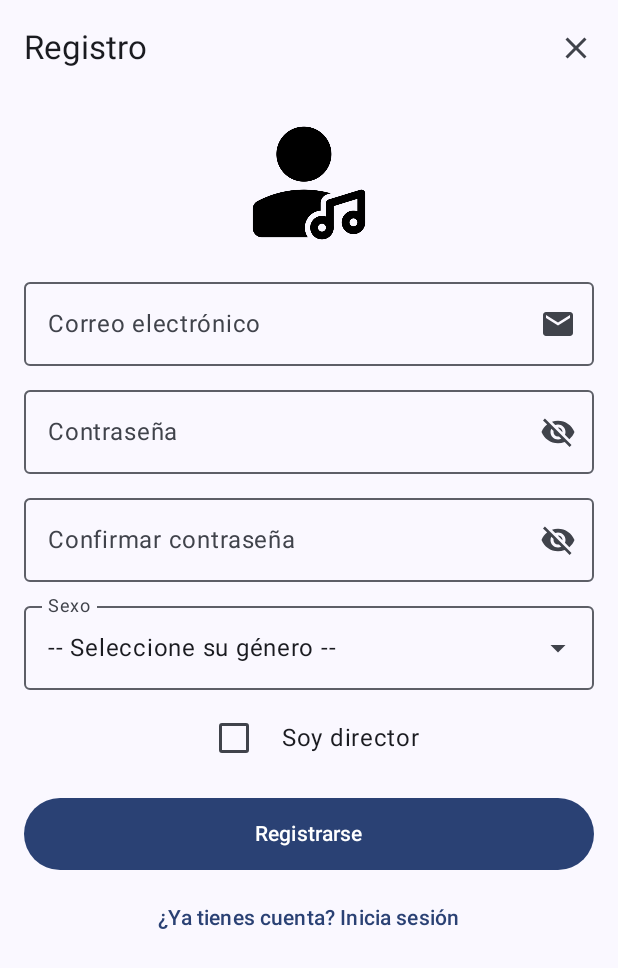
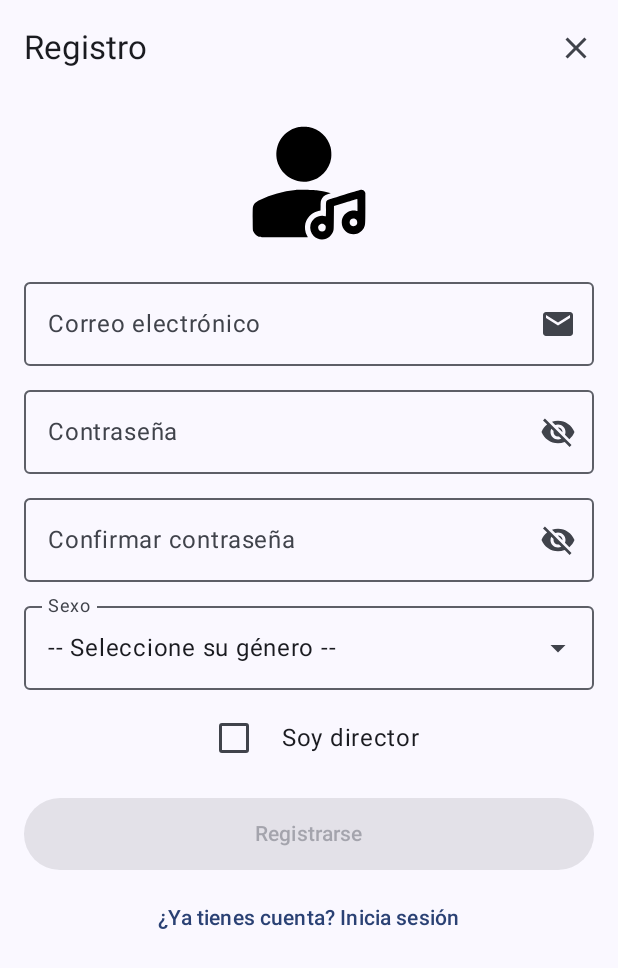
Before and after one commit to JavierPC28/PI_MusicaInCrescendo, an Android app built with Jetpack Compose: the RegisterScreen screen opened through its navigation route, on a phone screen of 412 x 824 dp. Shown: the top 968 px of the screen. Run offline under Robolectric (Android 15) with nearby library versions, the phone set to English and light mode, and no system bars.

Commit message:
v1.3.3 (botones deshabilitados)

```diff
--- a/app/src/main/java/org/iesalandalus/pi_musicaincrescendo/common/components/PrimaryButton.kt
+++ b/app/src/main/java/org/iesalandalus/pi_musicaincrescendo/common/components/PrimaryButton.kt
@@ -15,10 +15,12 @@ import androidx.compose.ui.unit.dp
 fun PrimaryButton(
     text: String,
     onClick: () -> Unit,
-    modifier: Modifier = Modifier
+    modifier: Modifier = Modifier,
+    enabled: Boolean = true
 ) {
     Button(
         onClick = onClick,
+        enabled = enabled,
         modifier = modifier
             .fillMaxWidth()
             .height(48.dp)
--- a/app/src/main/java/org/iesalandalus/pi_musicaincrescendo/ui/LoginScreen.kt
+++ b/app/src/main/java/org/iesalandalus/pi_musicaincrescendo/ui/LoginScreen.kt
@@ -39,6 +39,9 @@ fun LoginScreen(
 
     val password by viewModel.password.collectAsState()
     val isPasswordValid by viewModel.isPasswordValid.collectAsState()
+
+    // Determinamos si el formulario es válido para habilitar el botón
+    val isFormValid = email.isNotBlank() && isEmailValid && password.isNotBlank() && isPasswordValid
 
     BackHandler { activity?.finish() }
 
@@ -95,6 +98,7 @@ fun LoginScreen(
             PrimaryButton(
                 text = "Entrar",
                 onClick = viewModel::onLogin,
+                enabled = isFormValid
             )
             Spacer(modifier = Modifier.height(8.dp))
 
--- a/app/src/main/java/org/iesalandalus/pi_musicaincrescendo/ui/RegisterScreen.kt
+++ b/app/src/main/java/org/iesalandalus/pi_musicaincrescendo/ui/RegisterScreen.kt
@@ -1,5 +1,6 @@
 package org.iesalandalus.pi_musicaincrescendo.ui
 
+import android.widget.Toast
 import androidx.activity.compose.BackHandler
 import androidx.activity.compose.LocalActivity
 import androidx.compose.foundation.Image
@@ -11,6 +12,7 @@ import androidx.compose.material3.*
 import androidx.compose.runtime.*
 import androidx.compose.ui.Alignment
 import androidx.compose.ui.Modifier
+import androidx.compose.ui.platform.LocalContext
 import androidx.compose.ui.res.painterResource
 import androidx.compose.ui.unit.dp
 import androidx.lifecycle.viewmodel.compose.viewModel
@@ -29,6 +31,7 @@ fun RegisterScreen(
     onNavigateToLogin: () -> Unit
 ) {
     val activity = LocalActivity.current
+    val context = LocalContext.current
 
     val email by viewModel.email.collectAsState()
     val isEmailValid by viewModel.isEmailValid.collectAsState()
@@ -42,12 +45,19 @@ fun RegisterScreen(
     val gender by viewModel.gender.collectAsState()
     val isDirector by viewModel.isDirector.collectAsState()
 
+    // Opciones para selector de género
     val genderOptions = listOf(
         "Hombre",
         "Mujer",
         "Prefiero no decirlo"
     )
 
+    // Determinamos si el formulario es válido para habilitar el botón
+    val isFormValid = email.isNotBlank() && isEmailValid
+            && password.isNotBlank() && isPasswordValid
+            && confirmPassword.isNotBlank() && isConfirmPasswordValid
+
+    // Selección de imagen según género y rol
     val imageRes = when {
         gender == "Mujer" && isDirector -> R.drawable.perfil_directora
         gender == "Mujer" && !isDirector -> R.drawable.perfil_alumna
@@ -139,7 +149,22 @@ fun RegisterScreen(
             }
             Spacer(modifier = Modifier.height(16.dp))
 
-            PrimaryButton(text = "Registrarse", onClick = viewModel::onRegister)
+            PrimaryButton(
+                text = "Registrarse",
+                onClick = {
+                    // Si el sexo no está seleccionado, mostramos recordatorio
+                    if (gender == "-- Seleccione su género --") {
+                        Toast.makeText(
+                            context,
+                            "Por favor seleccione un sexo antes de continuar",
+                            Toast.LENGTH_SHORT
+                        ).show()
+                    } else {
+                        viewModel.onRegister()
+                    }
+                },
+                enabled = isFormValid
+            )
             Spacer(modifier = Modifier.height(8.dp))
 
             TextButton(onClick = onNavigateToLogin) {
--- /dev/null
+++ b/app/src/main/res/drawable/perfil_neutro.xml
@@ -0,0 +1,18 @@
+<vector xmlns:android="http://schemas.android.com/apk/res/android"
+    android:width="512dp"
+    android:height="512dp"
+    android:viewportWidth="512"
+    android:viewportHeight="512">
+  <path
+      android:pathData="M214.9,28.6c-9.7,1.7 -25,7.2 -33.4,11.9 -52.3,29.2 -72.7,92.6 -47,146.2 5.7,11.9 11,19.8 19.8,29 9.6,10.1 18.2,16.4 31.2,22.8 23.5,11.7 44.8,14.6 71.3,9.9 45.3,-8.1 82.5,-46.9 89.2,-93.3 1.9,-12.5 0.8,-32.3 -2.3,-44.4 -11.1,-42.4 -45.9,-74.5 -89.2,-82.3 -9.9,-1.7 -29.5,-1.7 -39.6,0.2z"
+      android:fillColor="#000000"
+      android:strokeColor="#00000000"/>
+  <path
+      android:pathData="M201,284c-51.7,4.9 -99.2,18.3 -144.7,40.7 -19.5,9.7 -25.7,16.4 -28.4,30.7 -0.6,3.6 -0.9,21.4 -0.7,48.9 0.3,40.5 0.4,43.5 2.3,47.9 4.5,10.5 11.8,17.8 22.3,22.3 4.6,1.9 7.2,2 102,2.3 53.4,0.1 97.2,-0 97.2,-0.2 0,-0.3 -1.5,-3.4 -3.4,-6.8 -7.6,-13.8 -10.1,-33.8 -6.3,-48.8 5.9,-23 24.2,-42.5 46.2,-49.4 4.4,-1.4 9.6,-2.8 11.6,-3.1l3.7,-0.6 0.4,-18.7c0.4,-15.9 0.8,-19.5 2.5,-23.9 4.9,-12.4 12.9,-19.2 28.4,-24.2l10.4,-3.4 -7,-1.9c-13.5,-3.5 -36,-7.9 -50.9,-9.9 -17.1,-2.3 -68.7,-3.4 -85.6,-1.9z"
+      android:fillColor="#000000"
+      android:strokeColor="#00000000"/>
+  <path
+      android:pathData="M398.7,303.4c-49.7,15.4 -66.4,20.9 -68.3,22.7 -5.3,4.9 -5.4,5.6 -5.4,37 0,25.9 -0.2,29 -1.6,28.5 -0.8,-0.3 -4.5,-1.1 -8.1,-1.6 -23.3,-3.8 -47.9,13 -53.2,36.1 -3.7,16 1.3,33.4 12.8,45 18,18 46.9,18.8 65.5,1.8 6.3,-5.8 10.8,-12.4 13.9,-20.6 2.1,-5.6 2.2,-7.4 2.7,-54.2l0.5,-48.4 46.5,-14.3c25.6,-7.9 47.1,-14.4 47.8,-14.4 0.9,-0 1.2,5.6 1.2,24.6l0,24.6 -3.2,-0.6c-7.6,-1.6 -16.1,-1.8 -22,-0.7 -22.7,4.4 -38.8,24 -38.8,47.1 0,42.7 51.7,63.9 81.5,33.6 3.3,-3.4 7.2,-8.6 8.8,-11.6 5.5,-11 5.7,-14 5.7,-80.5l0,-61.1 -2.2,-4.4c-3,-5.9 -7.7,-9 -13.7,-8.9 -3,-0 -26.9,6.9 -70.4,20.3zM443.9,402c5.4,2.7 8.1,7.4 8.1,14 0,6.6 -2.7,11.3 -8.3,14.1 -10.1,5.2 -22.7,-2.4 -22.7,-13.8 0,-12.3 12.1,-19.8 22.9,-14.3zM313.2,422c2.1,0.6 5.1,2.7 7.2,5 3.3,3.6 3.6,4.6 3.6,9.8 0,9.7 -5.9,16.2 -14.8,16.2 -9.4,-0 -15.3,-5.5 -16,-14.9 -0.5,-7 2.2,-11.5 8.8,-14.9 5,-2.5 6,-2.6 11.2,-1.2z"
+      android:fillColor="#000000"
+      android:strokeColor="#00000000"/>
+</vector>
```
Also changed, not shown: app/src/main/res/drawable/perfil_neutro.png (deleted).
